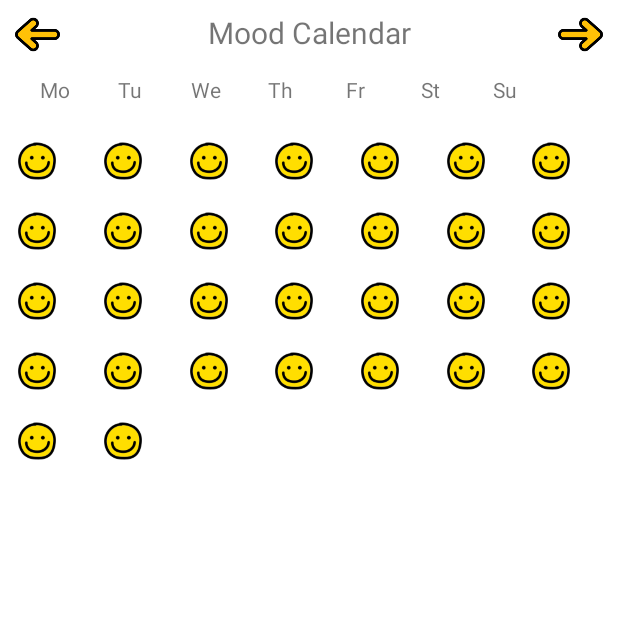
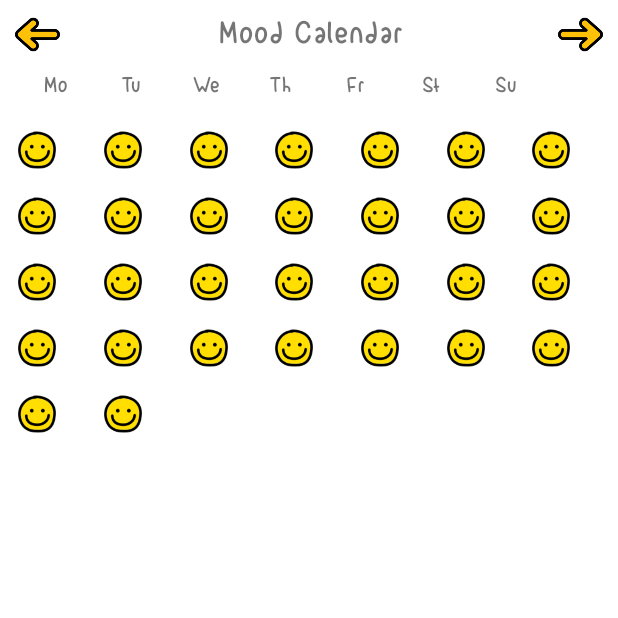
Before and after one commit to rodrigonovoas/mood-calendar-app-android, an Android app: the screen it shows after launch (MainActivity), on a phone screen of 412 x 824 dp, the top half of it. Run offline under Robolectric (Android 15) with nearby library versions, the phone set to English and light mode, and no system bars; our stand-ins replace Room's generated code.

Commit message:
adding custom font and doing some UI fixes

```diff
--- a/app/src/main/res/layout/activity_main.xml
+++ b/app/src/main/res/layout/activity_main.xml
@@ -11,6 +11,7 @@
         android:layout_width="match_parent"
         android:layout_height="wrap_content"
         android:layout_marginTop="8dp"
+        android:gravity="center_vertical"
         android:orientation="horizontal" >
 
         <ImageView
--- a/app/src/main/res/values-night/themes.xml
+++ b/app/src/main/res/values-night/themes.xml
@@ -12,5 +12,6 @@
         <!-- Status bar color. -->
         <item name="android:statusBarColor">?attr/colorPrimaryVariant</item>
         <!-- Customize your theme here. -->
+        <item name="android:fontFamily">@font/spork</item>
     </style>
 </resources>
--- a/app/src/main/res/values/themes.xml
+++ b/app/src/main/res/values/themes.xml
@@ -12,5 +12,6 @@
         <!-- Status bar color. -->
         <item name="android:statusBarColor">?attr/colorPrimaryVariant</item>
         <!-- Customize your theme here. -->
+        <item name="android:fontFamily">@font/spork</item>
     </style>
 </resources>
```
Also changed, not shown: app/src/main/res/font/spork.ttf (added).
